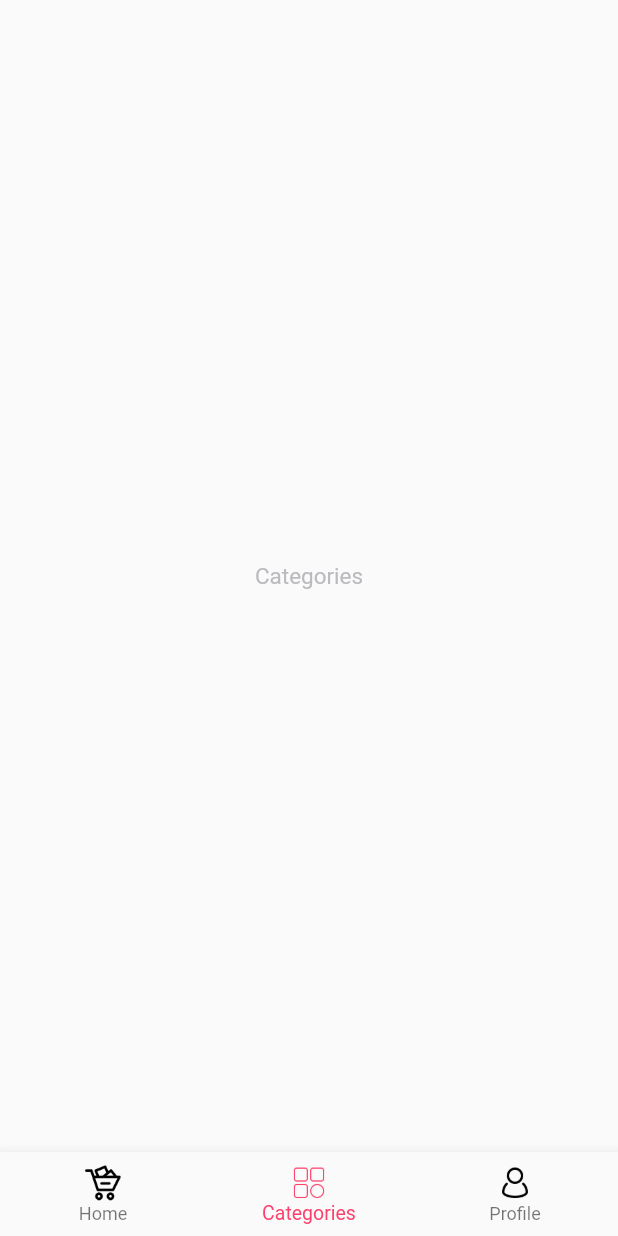
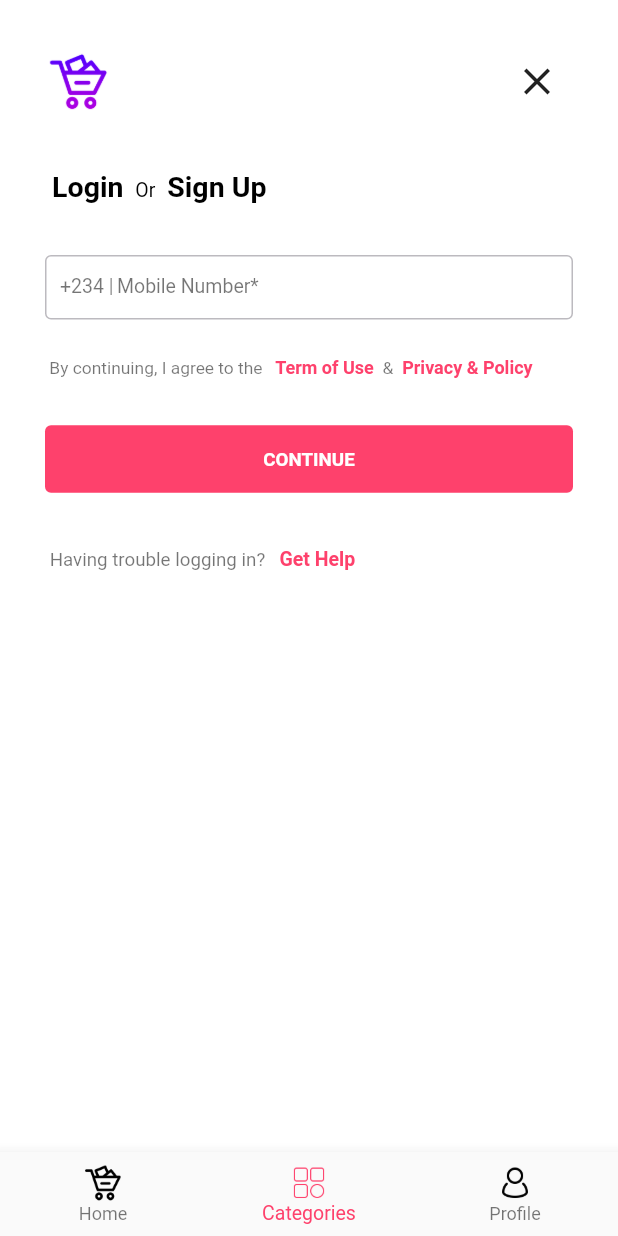
Before and after one commit to TheMaxwellJames/Flutter_ShoppingApp, a Flutter app: the screen it shows after launch, item 2 of the bottom bar chosen, on a phone screen of 412 x 824 dp. Run offline on Flutter 3.47's test engine with Material 2 defaults, Android fonts, the phone set to English and light mode, and no system bars; our stand-ins replace get.

Commit message:
Login botton worked on

```diff
--- a/lib/feature/categories/categories.dart
+++ b/lib/feature/categories/categories.dart
@@ -1,4 +1,6 @@
 import 'package:flutter/material.dart';
+import 'package:flutter_ecom/feature/login/login_bottomsheet.dart';
+import 'package:flutter_ecom/foundation/theme/colors.dart';
 
 class Categories extends StatefulWidget {
   const Categories({super.key});
@@ -11,9 +13,10 @@ class _CategoriesState extends State<Categories> {
   @override
   Widget build(BuildContext context) {
     return Scaffold(
-       body: Center(
-        child: Text("Categories"),
-      ),
+
+      backgroundColor: AppColor.scaffoldBGColor,
+
+       body: SafeArea(child: LoginBottomsheet()),
     );
   }
 }
--- /dev/null
+++ b/lib/feature/login/login_bottomsheet.dart
@@ -0,0 +1,186 @@
+import 'package:flutter/material.dart';
+import 'package:flutter_ecom/foundation/sp_solid_button/sp_solid_button.dart';
+import 'package:flutter_ecom/foundation/theme/colors.dart';
+
+class LoginBottomsheet extends StatelessWidget {
+  const LoginBottomsheet({super.key});
+
+  @override
+  Widget build(BuildContext context) {
+    return  Container(
+     // height: MediaQuery.of(context).size.height/2,
+      color: AppColor.whiteColor,
+      padding: EdgeInsets.symmetric(horizontal: 30, vertical: 30),
+      child: Column(
+        crossAxisAlignment: CrossAxisAlignment.start,
+        children: [
+          Row(
+            mainAxisAlignment: MainAxisAlignment.spaceBetween,
+            children: [
+              Image.asset("assets/images/logo-big.png",
+              height: 45,
+              width: 45,
+              ),
+              IconButton(
+                onPressed: () {},
+                icon: Icon(
+                  Icons.clear,
+                  size: 30,
+              ),
+              ),
+            ],
+
+          ),
+         const SizedBox(
+            height: 35,
+          ),
+          RichText(text: const TextSpan(
+            children: [
+              TextSpan(
+                text: " Login ",
+                style: TextStyle(
+                  color: Colors.black,
+                  fontSize: 19,
+                  fontWeight: FontWeight.bold,
+                ),
+                ),
+                 TextSpan(
+                text: " Or ",
+                style: TextStyle(
+                  color: Colors.black,
+                  fontSize: 13,
+                  //fontWeight: FontWeight.bold,
+                ),
+                ),
+                 TextSpan(
+                text: " Sign Up ",
+                style: TextStyle(
+                  color: Colors.black,
+                  fontSize: 19,
+                  fontWeight: FontWeight.bold,
+                ),
+                ),
+
+            ],
+          ),
+          ),
+          const  SizedBox(
+            height: 35,
+          ),
+          Container(
+            height: 43,
+            child: const TextField(
+              keyboardType: TextInputType.number,
+               style: TextStyle(
+                  color: AppColor.captionColor,
+                  fontSize: 13,
+                 // fontWeight: FontWeight.bold,
+                ),
+              decoration: InputDecoration(
+                labelText: "Mobile Number*",
+                labelStyle: TextStyle(
+                  color: Colors.black54,
+                  fontSize: 13,
+                 // fontWeight: FontWeight.bold,
+                ),
+                prefixIcon: Padding(
+                  padding: EdgeInsets.only(left: 10, top: 13),
+                  child: Text("+234 |", style: TextStyle(
+                  color: Colors.black54,
+                  fontSize: 13,
+                 // fontWeight: FontWeight.bold,
+                ),
+                ),
+                ),
+                enabledBorder: OutlineInputBorder(borderSide: BorderSide(
+                  width: 1,
+                  color: AppColor.captionColor,
+                ),
+                ),
+                 focusedBorder: OutlineInputBorder(
+                  borderSide: BorderSide(
+                  width: 1.5,
+                  color: Colors.black54,
+                ),
+                ),
+              ),
+            ),
+          ),
+                const SizedBox(
+            height: 25,
+          ),
+          RichText(text: const TextSpan(
+            children: [
+              TextSpan(
+                text: " By continuing, I agree to the  ",
+                style: TextStyle(
+                  color: Colors.black54,
+                  fontSize: 11.6,
+
+                ),
+                ),
+                 TextSpan(
+                text: " Term of Use ",
+                style: TextStyle(
+                  color: AppColor.buttonColor,
+                  fontSize: 12,
+                  fontWeight: FontWeight.bold,
+                ),
+                ),
+                 TextSpan(
+                text: " & ",
+                style: TextStyle(
+                  color: Colors.black54,
+                  fontSize: 11.6,
+
+                ),
+                ),
+                   TextSpan(
+                text: " Privacy & Policy ",
+                style: TextStyle(
+                 color: AppColor.buttonColor,
+                  fontSize: 12,
+                  fontWeight: FontWeight.bold,
+                ),
+                ),
+
+            ],
+          ),
+          ),
+            const SizedBox(
+            height: 30,
+          ),
+          const SpSolidButton(text: "CONTINUE"),
+
+           const SizedBox(
+            height: 35,
+          ),
+
+           RichText(text: const TextSpan(
+            children: [
+              TextSpan(
+                text: " Having trouble logging in?  ",
+                style: TextStyle(
+                  color: Colors.black54,
+                  fontSize: 12.5,
+
+                ),
+                ),
+                 TextSpan(
+                text: " Get Help ",
+                style: TextStyle(
+                  color: AppColor.buttonColor,
+                  fontSize: 13,
+                  fontWeight: FontWeight.bold,
+                ),
+                ),
+
+
+            ],
+          ),
+          ),
+        ],
+      ),
+    );
+  }
+}
--- /dev/null
+++ b/lib/foundation/sp_solid_button/sp_solid_button.dart
@@ -0,0 +1,34 @@
+import 'package:flutter/material.dart';
+
+import '../theme/colors.dart';
+
+class SpSolidButton extends StatelessWidget {
+  const SpSolidButton({Key? key, required this.text}) : super(key: key);
+
+  final String text;
+
+  @override
+  Widget build(BuildContext context) {
+    return  ElevatedButton(
+                    onPressed: () {},
+                    style: ButtonStyle(
+                      elevation: MaterialStateProperty.all(0),
+                      backgroundColor:
+                          MaterialStateProperty.all(AppColor.buttonColor),
+                      textStyle: MaterialStateProperty.all(
+                        const TextStyle(
+                          fontSize: 12.5,
+                          fontWeight: FontWeight.w600,
+                        ),
+                      ),
+                    ),
+                    child: Container(
+                      width: MediaQuery.of(context).size.width,
+                      height: 45,
+                      child:  Center(
+                        child: Text(text),
+                      ),
+                    ),
+                  );
+  }
+}
```
